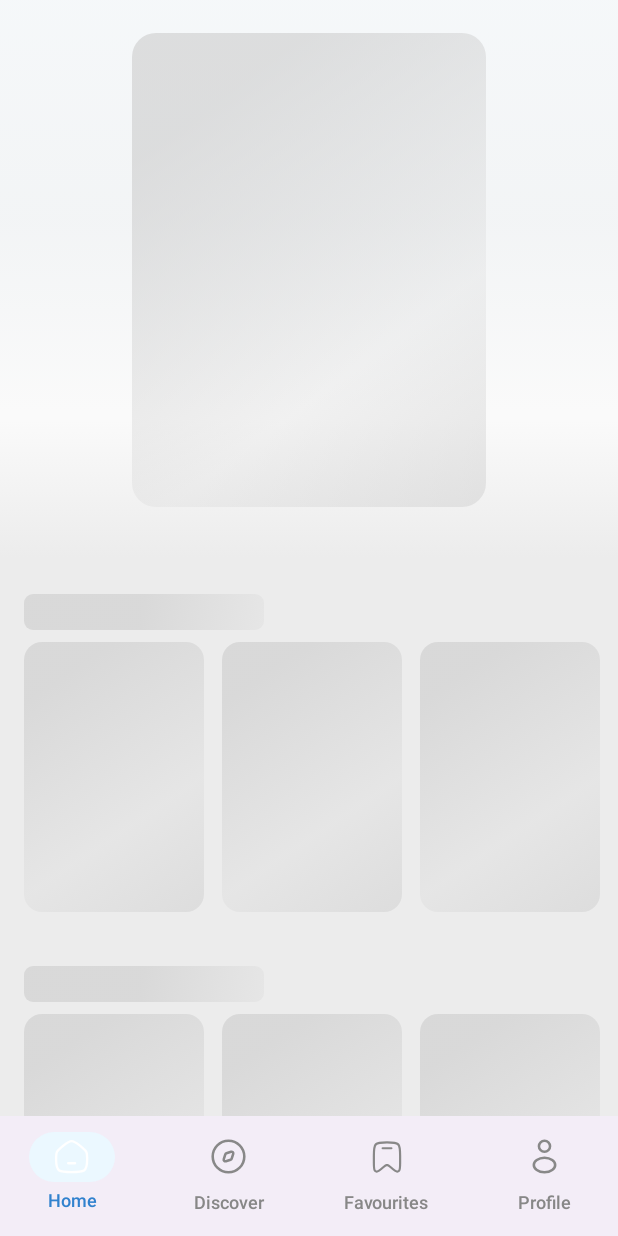
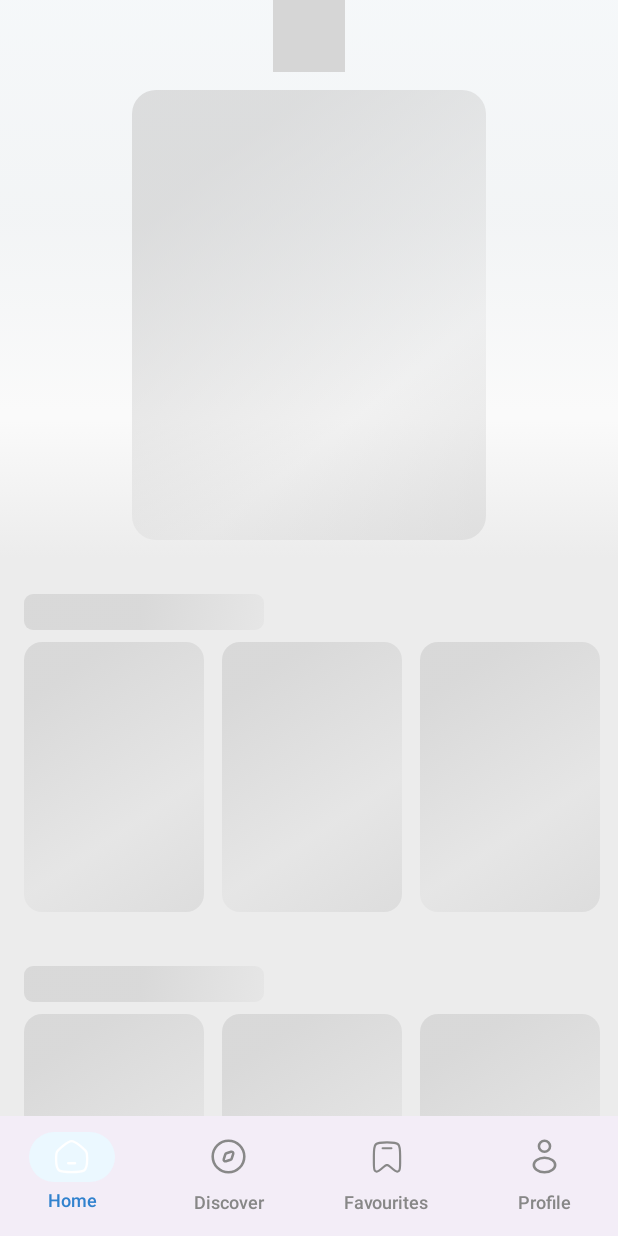
Before and after one commit to ShelbyG2/cine-flix-native, an Android app built with Jetpack Compose: the screen it shows after launch (MainActivity), on a phone screen of 412 x 824 dp. Run offline under Robolectric (Android 15) with nearby library versions, the light colour scheme and no system bars; our stand-ins replace Navigation 3, Shimmer, navigation suite; network calls fail; Roboto replaces fonts that are not available here; 2 statements that could not run were skipped; grey boxes are pictures that could not be loaded.

Commit message:
Feat: Implemented FloatingTopBar with scroll-responsive transparency and synced loading skeleton layout
- Integrated `FloatingTopBar` into `HomeScreen` and `HomeScreenSkeleton` to ensure layout parity between loading and success states.
- Added dynamic height tracking for the top bar using `onGloballyPositioned` to manage content spacing.
- Implemented scroll-based state logic to toggle `FloatingTopBar` transparency when scrolling past the hero section.
- Refactored `HeroSection` to remove dynamic top padding in favor of fixed `contentPadding` within the carousel.
- Replaced `HeroInfoPanel` with `HeroActionButtons` and simplified the animation logic for focused items.
- Cleaned up unused drawing helpers and legacy palette extraction code.

```diff
--- a/app/src/main/java/tech/unrealistic/cineflix/feature/home/HomeScreen.kt
+++ b/app/src/main/java/tech/unrealistic/cineflix/feature/home/HomeScreen.kt
@@ -1,5 +1,6 @@
 package tech.unrealistic.cineflix.feature.home
 
+import android.annotation.SuppressLint
 import android.graphics.drawable.AnimatedImageDrawable
 import android.os.Build
 import androidx.annotation.RequiresApi
@@ -17,22 +18,27 @@ import androidx.compose.material3.Text
 import androidx.compose.material3.carousel.rememberCarouselState
 import androidx.compose.material3.rememberModalBottomSheetState
 import androidx.compose.runtime.Composable
+import androidx.compose.runtime.derivedStateOf
 import androidx.compose.runtime.getValue
 import androidx.compose.runtime.mutableStateOf
 import androidx.compose.runtime.remember
 import androidx.compose.runtime.setValue
 import androidx.compose.ui.Alignment
 import androidx.compose.ui.Modifier
+import androidx.compose.ui.layout.onGloballyPositioned
 import androidx.compose.ui.platform.LocalConfiguration
 import androidx.compose.ui.platform.LocalContext
+import androidx.compose.ui.platform.LocalDensity
 import androidx.compose.ui.unit.dp
 import androidx.lifecycle.compose.collectAsStateWithLifecycle
 import androidx.lifecycle.viewmodel.compose.viewModel
+import tech.unrealistic.cineflix.core.components.FloatingTopBar
 import tech.unrealistic.cineflix.core.components.MediaDetailsBottomSheet
 import tech.unrealistic.cineflix.feature.home.components.HeroSection
 import tech.unrealistic.cineflix.feature.home.components.MediaSection
 
 
+@SuppressLint("SuspiciousIndentation")
 @RequiresApi(Build.VERSION_CODES.P)
 @ExperimentalMaterial3Api
 @OptIn(ExperimentalMaterial3Api::class)
@@ -40,10 +46,14 @@ import tech.unrealistic.cineflix.feature.home.components.MediaSection
 fun HomeScreen(
     onNavigate: (() -> Unit)? = null, viewModel: HomeViewModel = viewModel()
 ) {
+    val scrollState = rememberScrollState()
     val context = LocalContext.current
     val configuration = LocalConfiguration.current
-    val screenHeight =  configuration.screenHeightDp.dp
+    val screenHeight = configuration.screenHeightDp.dp
     val carouselHeight = screenHeight * 0.4f
+    val isScrolledPastHero by remember {
+        derivedStateOf { scrollState.value > carouselHeight.value.toInt() }
+    }
 
     // collectAsStateWithLifecycle stops collecting when the screen is in the background
     val uiState by viewModel.uiState.collectAsStateWithLifecycle()
@@ -59,18 +69,13 @@ fun HomeScreen(
         selectedMediaType = t
         isMediaDetailsSheetOpen = true
     }
-    if (isMediaDetailsSheetOpen){
-
-    }
+    var topBarHeight by remember { mutableStateOf(0.dp) }
+    val density = LocalDensity.current
 
 
 
-        Box(
-            modifier = Modifier
-                .fillMaxSize()
-            ,
-            contentAlignment = Alignment.Center
-        ) {
+
+
     when (val state = uiState) {
 
         is HomeUiState.Loading -> {
@@ -98,12 +103,16 @@ fun HomeScreen(
         is HomeUiState.Success -> {
             val carouselState = rememberCarouselState(
                 itemCount = { state.trendingMixed.size })
-
+            Box(
+                modifier = Modifier
+                    .fillMaxSize(),
+                contentAlignment = Alignment.Center
+            ) {
 
                 Column(
                     modifier = Modifier
                         .fillMaxSize()
-                            .verticalScroll(rememberScrollState())
+                        .verticalScroll(scrollState)
 
                 ) {
 
@@ -111,7 +120,6 @@ fun HomeScreen(
                         items = state.trendingMixed,
                         carouselState = carouselState,
                         modifier = Modifier,
-                            topPadding = 10.dp,
                         carouselHeight = carouselHeight,
                         onMediaClick = openMediaDetails
                     )
@@ -144,7 +152,18 @@ fun HomeScreen(
                         mediaType = selectedMediaType ?: "na"
                     )
                 }
+                FloatingTopBar(
+                    modifier = Modifier
+                        .align(Alignment.TopCenter)
+                        .onGloballyPositioned { coordinates ->
+                            topBarHeight = with(density) { coordinates.size.height.toDp() }
+                        },
+                    { onNavigate?.invoke() },
+                    isScrolled = isScrolledPastHero
+                )
             }
         }
     }
+
+
 }
--- a/app/src/main/java/tech/unrealistic/cineflix/feature/home/HomeScreenLoadingSkeleton.kt
+++ b/app/src/main/java/tech/unrealistic/cineflix/feature/home/HomeScreenLoadingSkeleton.kt
@@ -21,21 +21,33 @@ import androidx.compose.foundation.shape.RoundedCornerShape
 import androidx.compose.foundation.verticalScroll
 import androidx.compose.material3.MaterialTheme
 import androidx.compose.runtime.Composable
+import androidx.compose.runtime.getValue
+import androidx.compose.runtime.mutableStateOf
+import androidx.compose.runtime.remember
+import androidx.compose.runtime.setValue
 import androidx.compose.ui.Alignment
 import androidx.compose.ui.Modifier
 import androidx.compose.ui.draw.clip
+import androidx.compose.ui.layout.onGloballyPositioned
+import androidx.compose.ui.platform.LocalDensity
 import androidx.compose.ui.unit.Dp
 import androidx.compose.ui.unit.dp
+import tech.unrealistic.cineflix.core.components.FloatingTopBar
 import tech.unrealistic.cineflix.core.components.shimmerEffect
 import tech.unrealistic.cineflix.feature.home.components.GlassHeroBackground
 
 
 @Composable
-fun HomeScreenSkeleton (modifier: Modifier = Modifier) {
+fun HomeScreenSkeleton(modifier: Modifier = Modifier) {
+    // 1. Setup density and top bar tracking state to match production exactly
+    var topBarHeight by remember { mutableStateOf(0.dp) }
+    val density = LocalDensity.current
 
-// Wrap in BoxWithConstraints to safely access maxHeight without warnings
     BoxWithConstraints(modifier = modifier.fillMaxSize()) {
         val calculatedHeroHeight = maxHeight * 0.5f
+
+        // 2. ROOT LAYER Stacking Box
+        Box(modifier = Modifier.fillMaxSize()) {
 
             Column(
                 modifier = Modifier
@@ -44,7 +56,8 @@ fun HomeScreenSkeleton (modifier: Modifier = Modifier) {
             ) {
                 // ── 1. Hero Section Skeleton ──
                 HeroSectionSkeleton(
-                topPadding = 10.dp,
+                    // Pass the tracked topBarHeight dynamically to avoid gaps
+                    topPadding = topBarHeight,
                     modifier = Modifier
                         .fillMaxWidth()
                         .height(calculatedHeroHeight)
@@ -53,47 +66,53 @@ fun HomeScreenSkeleton (modifier: Modifier = Modifier) {
                 Spacer(modifier = Modifier.height(16.dp))
 
                 // ── 2. Horizontal Rows Skeletons ──
-            // Mimics "Trending Movies"
                 MediaSectionSkeleton(itemCount = 5)
+                MediaSectionSkeleton(itemCount = 5)
+            }
 
-            // Mimics "Trending TV Shows"
-            MediaSectionSkeleton(itemCount = 5)
+            // ── 3. FLOATING APP BAR SKELETON LAYER ──
+            // Stays static, matches the transparent layout footprint of production perfectly
+            FloatingTopBar(
+                modifier = Modifier
+                    .align(Alignment.TopCenter)
+                    .onGloballyPositioned { coordinates ->
+                        topBarHeight = with(density) { coordinates.size.height.toDp() }
+                    },
+                onSearchClick = {},
+                isScrolled = false // Keep it false so it stays transparent while loading
+            )
         }
     }
 }
 
 @Composable
-fun HeroSectionSkeleton(modifier: Modifier = Modifier,
-                                topPadding: Dp,) {
-
-
-        // Standard static fallback backdrop colors for the glass system panel while fetching data
+fun HeroSectionSkeleton(
+    modifier: Modifier = Modifier,
+    topPadding: Dp,
+) {
     val skeletonVibrant = MaterialTheme.colorScheme.surfaceVariant.copy(alpha = 0.4f)
     val skeletonMuted = MaterialTheme.colorScheme.surface.copy(alpha = 0.6f)
 
     GlassHeroBackground(
         vibrantColor = skeletonVibrant,
         mutedColor = skeletonMuted,
-            modifier = modifier
-                .fillMaxWidth()
-                .padding(top = 0.dp)
+        modifier = modifier.fillMaxWidth()
     ) {
         Column(modifier = Modifier.fillMaxWidth()) {
 
             // ── 1. Carousel Skeleton Track Block ────────────────────────────
-                // Replicates the structural space allocation footprint of your 340dp Carousel layer box
             Box(
                 modifier = Modifier
                     .fillMaxWidth()
+                    // 💡 Uses the exact topPadding dynamic token passed from HomeScreenSkeleton
                     .padding(top = topPadding)
                     .height(340.dp),
                 contentAlignment = Alignment.Center
             ) {
-                    // Mimics the exact main prominent featured horizontal item sheet element bounds
                 Box(
                     modifier = Modifier
                         .fillMaxHeight()
-                            .fillMaxWidth(0.65f) // Matches HorizontalCenteredHeroCarousel display ratio
+                        .fillMaxWidth(0.65f)
                         .padding(horizontal = 16.dp, vertical = 12.dp)
                         .clip(RoundedCornerShape(16.dp))
                         .shimmerEffect()
@@ -101,21 +120,11 @@ fun HeroSectionSkeleton(modifier: Modifier = Modifier,
             }
 
             // ── 2. Info Panel Skeleton ──────────────────────────────────────
-                // Replicates padding metrics inside HeroInfoPanel explicitly
             Column(
                 modifier = Modifier
                     .fillMaxWidth()
                     .padding(horizontal = 20.dp, vertical = 16.dp)
             ) {
-                    // Mock Title Line
-                    Box(
-                        modifier = Modifier
-                            .fillMaxWidth(0.6f)
-                            .height(28.dp)
-                            .clip(RoundedCornerShape(6.dp))
-                            .shimmerEffect()
-                    )
-
                 Spacer(modifier = Modifier.height(12.dp))
 
                 // Mock Chips Row (Rating + Genres)
@@ -123,14 +132,12 @@ fun HeroSectionSkeleton(modifier: Modifier = Modifier,
                     verticalAlignment = Alignment.CenterVertically,
                     horizontalArrangement = Arrangement.spacedBy(8.dp)
                 ) {
-                        // Rating block shape
                     Box(
                         modifier = Modifier
                             .size(width = 45.dp, height = 24.dp)
                             .clip(RoundedCornerShape(8.dp))
                             .shimmerEffect()
                     )
-                        // Genre Pill shapes
                     repeat(2) {
                         Box(
                             modifier = Modifier
@@ -149,16 +156,13 @@ fun HeroSectionSkeleton(modifier: Modifier = Modifier,
                     horizontalArrangement = Arrangement.spacedBy(12.dp),
                     verticalAlignment = Alignment.CenterVertically
                 ) {
-                        // Play Button placeholder tracking weight(1f) block
                     Box(
                         modifier = Modifier
                             .weight(1f)
-                                .height(48.dp) // Proportional button baseline spec
+                            .height(48.dp)
                             .clip(RoundedCornerShape(12.dp))
                             .shimmerEffect()
                     )
-
-                        // Favorite IconButton circular placeholder tracking size(52.dp)
                     Box(
                         modifier = Modifier
                             .size(52.dp)
@@ -169,7 +173,6 @@ fun HeroSectionSkeleton(modifier: Modifier = Modifier,
             }
         }
     }
-
 }
 
 @Composable
```
Also changed, not shown: app/src/main/java/tech/unrealistic/cineflix/feature/home/components/HeroSection.kt (+21 -77 lines). Lines whose indentation alone changed are shown as unchanged.
